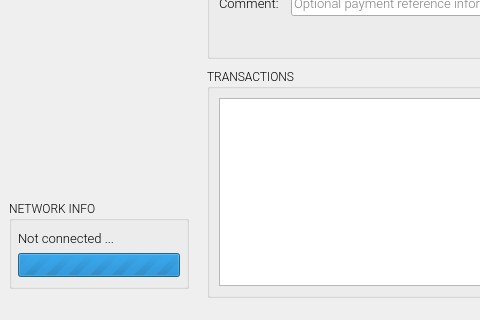
Above: app/ui/proto.ui from coblo/gui-demo before the change; both pictures show x 0 to 480 and y 210 to 530 of the 780 by 530 pixel window. Below: the same form after it.
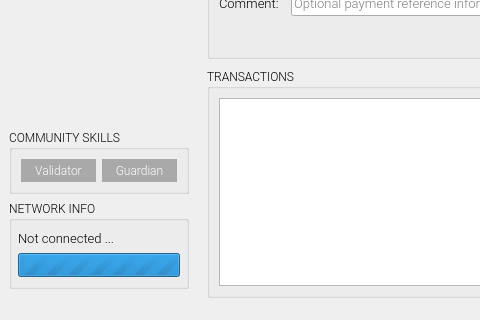
That is the form after the change. The open tabs and pages were chosen to show the change. Icons and pictures are not drawn.

Commit message: add community skills widget (only visible if you have a skill)

```diff
--- a/app/ui/proto.ui
+++ b/app/ui/proto.ui
@@ -243,6 +243,71 @@
          </property>
         </spacer>
        </item>
+       <item>
+        <widget class="QGroupBox" name="gbox_community_skills">
+         <property name="font">
+          <font>
+           <family>Oswald</family>
+           <pointsize>9</pointsize>
+          </font>
+         </property>
+         <property name="styleSheet">
+          <string notr="true">QLabel {
+	color: white;
+	background-color: darkgray;
+	border-radius: 0px;
+    padding: 4px;
+}
+
+QLabel[enabled=&quot;true&quot;] {
+	background-color: #0183ea;
+}</string>
+         </property>
+         <property name="title">
+          <string>COMMUNITY SKILLS</string>
+         </property>
+         <layout class="QHBoxLayout" name="horizontalLayout_3">
+          <item>
+           <widget class="QLabel" name="lbl_skill_is_miner">
+            <property name="enabled">
+             <bool>false</bool>
+            </property>
+            <property name="font">
+             <font>
+              <family>Roboto Light</family>
+              <pointsize>9</pointsize>
+             </font>
+            </property>
+            <property name="text">
+             <string>Validator</string>
+            </property>
+            <property name="alignment">
+             <set>Qt::AlignCenter</set>
+            </property>
+           </widget>
+          </item>
+          <item>
+           <widget class="QLabel" name="lbl_skill_is_admin">
+            <property name="enabled">
+             <bool>false</bool>
+            </property>
+            <property name="font">
+             <font>
+              <family>Roboto Light</family>
+              <pointsize>9</pointsize>
+             </font>
+            </property>
+            <property name="text">
+             <string>Guardian</string>
+            </property>
+            <property name="alignment">
+             <set>Qt::AlignCenter</set>
+            </property>
+           </widget>
+          </item>
+         </layout>
+        </widget>
+       </item>
        <item>
         <widget class="QGroupBox" name="gbox_network_info">
          <property name="font">
```
Left out of the diff: 5 changed lines with no effect on the pictures. The commit also changes 2 other files.
